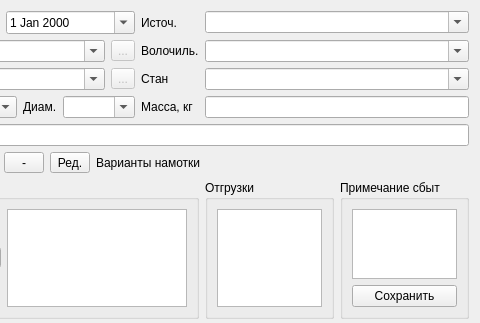
Qt form formpart.ui (Sergeyego/wire_pr) before a commit; both pictures show x 529 to 1009 and y 0 to 323 of the 1009 by 735 pixel window.
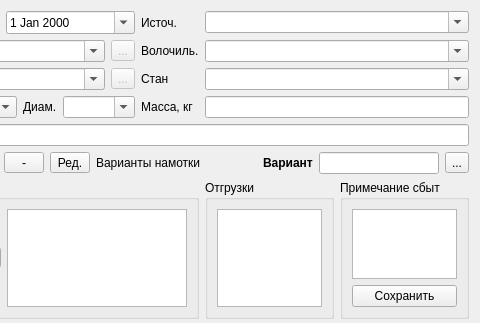
The same form after that commit. Icons and pictures are not drawn. Custom widgets are drawn as their Qt base class.

Commit message: Добавлен вариант

The edit to the form file:
```diff
--- a/formpart.ui
+++ b/formpart.ui
@@ -439,6 +439,51 @@
            </property>
           </spacer>
          </item>
+         <item>
+          <widget class="QLabel" name="label_14">
+           <property name="font">
+            <font>
+             <weight>75</weight>
+             <bold>true</bold>
+            </font>
+           </property>
+           <property name="text">
+            <string>Вариант</string>
+           </property>
+          </widget>
+         </item>
+         <item>
+          <widget class="QLineEdit" name="lineEditVar">
+           <property name="sizePolicy">
+            <sizepolicy hsizetype="Fixed" vsizetype="Fixed">
+             <horstretch>0</horstretch>
+             <verstretch>0</verstretch>
+            </sizepolicy>
+           </property>
+           <property name="minimumSize">
+            <size>
+             <width>120</width>
+             <height>0</height>
+            </size>
+           </property>
+           <property name="maximumSize">
+            <size>
+             <width>120</width>
+             <height>16777215</height>
+            </size>
+           </property>
+           <property name="readOnly">
+            <bool>true</bool>
+           </property>
+          </widget>
+         </item>
+         <item>
+          <widget class="QToolButton" name="toolButtonVar">
+           <property name="text">
+            <string>...</string>
+           </property>
+          </widget>
+         </item>
         </layout>
        </item>
        <item>
```
The commit also changes 4 other files.
